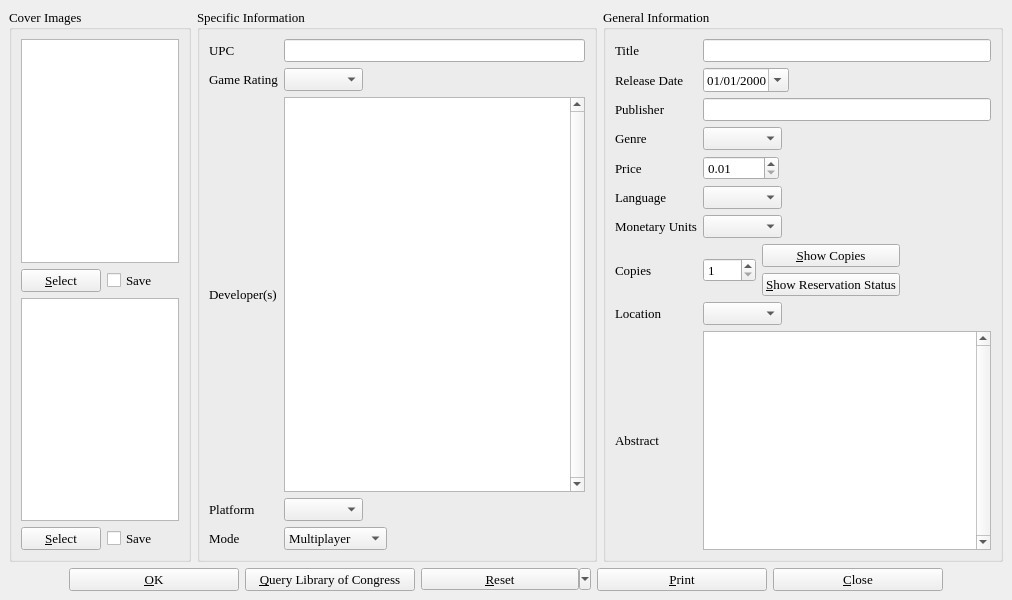
Old version of the form videogameinfo.ui in the repository textbrowser/biblioteq.
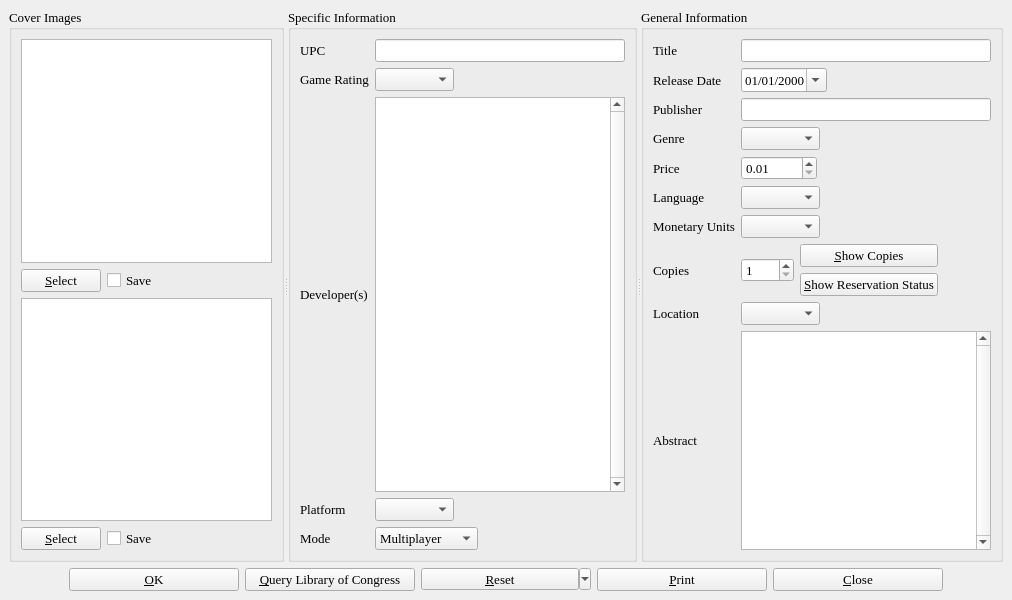
New version of the form. Icons and pictures are not drawn.

Patch:
```diff
--- a/videogameinfo.ui
+++ b/videogameinfo.ui
@@ -27,8 +27,10 @@
   <widget class="QWidget" name="centralwidget" >
    <layout class="QVBoxLayout" >
     <item>
-     <layout class="QHBoxLayout" >
-      <item>
+     <widget class="QSplitter" name="splitter" >
+      <property name="orientation" >
+       <enum>Qt::Horizontal</enum>
+      </property>
        <widget class="QGroupBox" name="coverImages" >
         <property name="title" >
          <string>Cover Images</string>
@@ -136,17 +138,7 @@
          </item>
         </layout>
        </widget>
-      </item>
-      <item>
-       <layout class="QHBoxLayout" >
-        <item>
          <widget class="QGroupBox" name="groupBox_2" >
-          <property name="minimumSize" >
-           <size>
-            <width>400</width>
-            <height>0</height>
-           </size>
-          </property>
           <property name="title" >
            <string>Specific Information</string>
           </property>
@@ -220,9 +212,6 @@
                  <strikeout>false</strikeout>
                 </font>
                </property>
-               <property name="sizeAdjustPolicy" >
-                <enum>QComboBox::AdjustToContents</enum>
-               </property>
               </widget>
              </item>
              <item>
@@ -298,9 +287,6 @@
                  <strikeout>false</strikeout>
                 </font>
                </property>
-               <property name="sizeAdjustPolicy" >
-                <enum>QComboBox::AdjustToContents</enum>
-               </property>
               </widget>
              </item>
              <item>
@@ -340,9 +326,6 @@
                  <family>Times</family>
                 </font>
                </property>
-               <property name="sizeAdjustPolicy" >
-                <enum>QComboBox::AdjustToContents</enum>
-               </property>
                <item>
                 <property name="text" >
                  <string>Multiplayer</string>
@@ -372,15 +355,7 @@
            </item>
           </layout>
          </widget>
-        </item>
-        <item>
          <widget class="QGroupBox" name="groupBox" >
-          <property name="minimumSize" >
-           <size>
-            <width>400</width>
-            <height>0</height>
-           </size>
-          </property>
           <property name="title" >
            <string>General Information</string>
           </property>
@@ -534,9 +509,6 @@
                  <strikeout>false</strikeout>
                 </font>
                </property>
-               <property name="sizeAdjustPolicy" >
-                <enum>QComboBox::AdjustToContents</enum>
-               </property>
               </widget>
              </item>
              <item>
@@ -649,9 +621,6 @@
                  <strikeout>false</strikeout>
                 </font>
                </property>
-               <property name="sizeAdjustPolicy" >
-                <enum>QComboBox::AdjustToContents</enum>
-               </property>
               </widget>
              </item>
              <item>
@@ -702,9 +671,6 @@
                  <strikeout>false</strikeout>
                 </font>
                </property>
-               <property name="sizeAdjustPolicy" >
-                <enum>QComboBox::AdjustToContents</enum>
-               </property>
               </widget>
              </item>
              <item>
@@ -840,9 +806,6 @@
                  <pointsize>10</pointsize>
                 </font>
                </property>
-               <property name="sizeAdjustPolicy" >
-                <enum>QComboBox::AdjustToContents</enum>
-               </property>
               </widget>
              </item>
              <item>
@@ -901,10 +864,7 @@
            </item>
           </layout>
          </widget>
-        </item>
-       </layout>
-      </item>
-     </layout>
+     </widget>
     </item>
     <item>
      <layout class="QHBoxLayout" >
```
Lines whose indentation alone changed are shown as unchanged.
